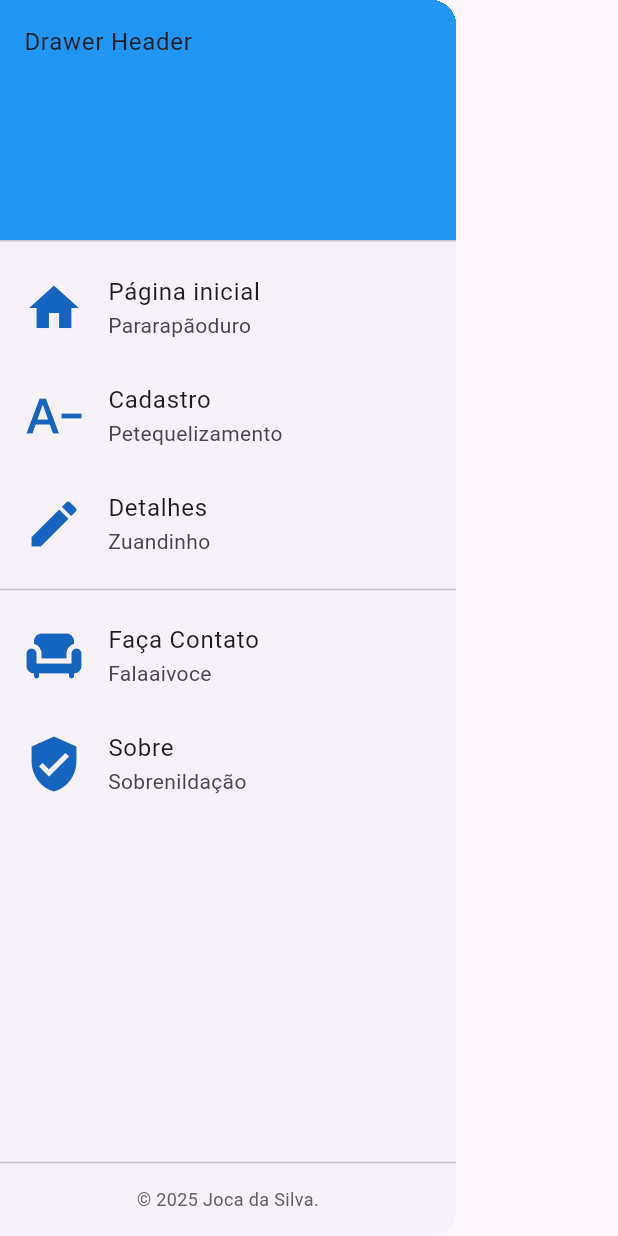
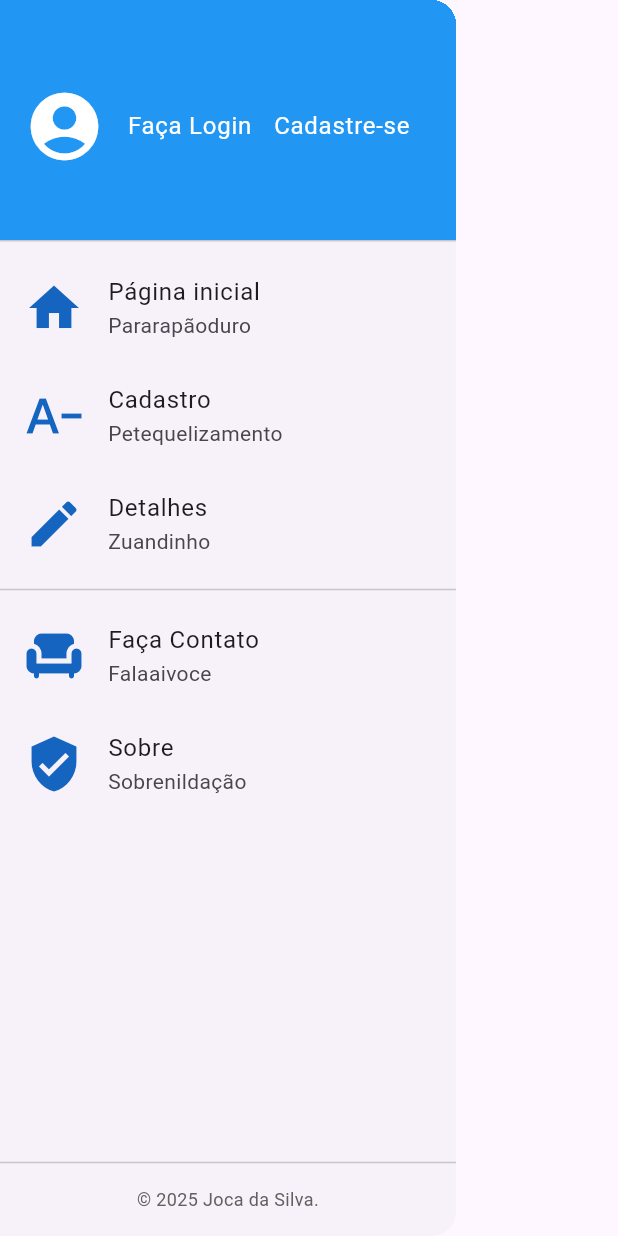
Before and after one commit to Luferat/2024_2_app_flutter_app, a Flutter app: the MyDrawer widget shown alone on an empty page, opened directly, on a phone screen of 412 x 824 dp. Run offline on Flutter 3.47's test engine with Material 3 defaults, Android fonts, the light colour scheme and no system bars.

Commit message:
Update my_drawer.dart

```diff
--- a/lib/template/my_drawer.dart
+++ b/lib/template/my_drawer.dart
@@ -12,9 +12,42 @@ class MyDrawer extends StatelessWidget {
             child: ListView(
               children: [
                 // Cabeçalho do Menu (opcional)
-                const DrawerHeader(
+                DrawerHeader(
                   decoration: BoxDecoration(color: Colors.blue),
-                  child: Text('Drawer Header'),
+                  child: Row(
+                    children: [
+                      Padding(
+                        padding: EdgeInsetsGeometry.fromLTRB(0, 0, 15, 0),
+                        child: Icon(
+                          Icons.account_circle,
+                          size: 54,
+                          color: Colors.white,
+                        ),
+                      ),
+                      InkWell(
+                        child: Text(
+                          'Faça Login',
+                          style: TextStyle(color: Colors.white),
+                        ),
+                        onTap: () => {
+                          Navigator.pop(context),
+                          Navigator.pushNamed(context, '/detalhes'),
+                        },
+                      ),
+                      Spacer(),
+                      InkWell(
+                        child: Text(
+                          'Cadastre-se',
+                          style: TextStyle(color: Colors.white),
+                        ),
+                        onTap: () => {
+                          Navigator.pop(context),
+                          Navigator.pushNamed(context, '/detalhes'),
+                        },
+                      ),
+                      Spacer(),
+                    ],
+                  ),
                 ),
 
                 // Exemplo de item de menu para uma rota
```
